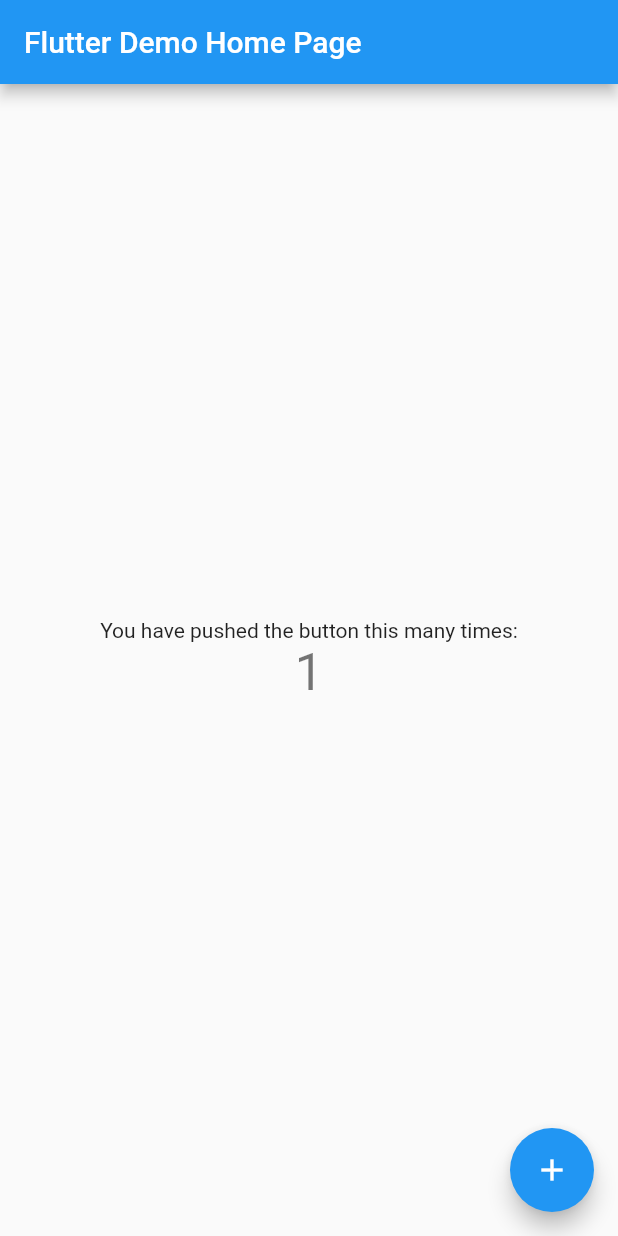
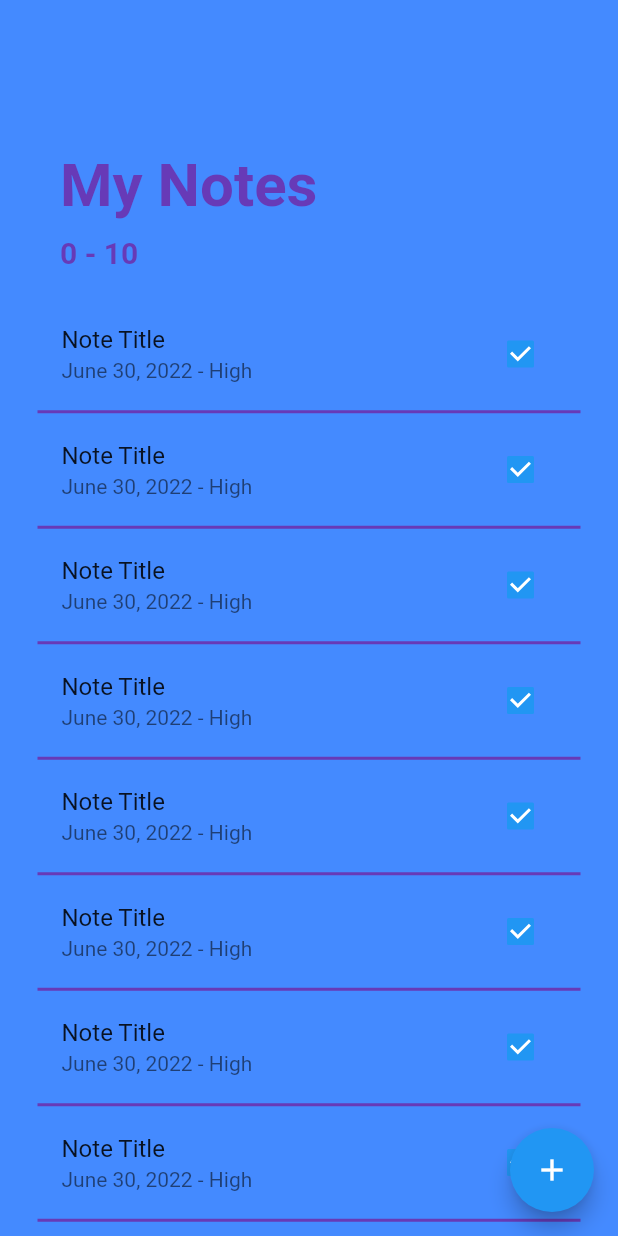
Before and after one commit to simonjv01/crud_sqlite_app, a Flutter app: the screen it shows after launch, after a tap on the "add" icon, on a phone screen of 412 x 824 dp. Run offline on Flutter 3.47's test engine with Material 2 defaults, Android fonts, the phone set to English and light mode, and no system bars.

Commit message:
created home_screen

```diff
--- a/lib/main.dart
+++ b/lib/main.dart
@@ -1,3 +1,4 @@
+import 'package:crud_sqlite_app/screens/home_screen.dart';
 import 'package:flutter/material.dart';
 
 void main() {
@@ -11,105 +12,12 @@ class MyApp extends StatelessWidget {
   @override
   Widget build(BuildContext context) {
     return MaterialApp(
-      title: 'Flutter Demo',
+      title: 'Flutter Todo List',
+      debugShowCheckedModeBanner: false,
       theme: ThemeData(
-        // This is the theme of your application.
-        //
-        // Try running your application with "flutter run". You'll see the
-        // application has a blue toolbar. Then, without quitting the app, try
-        // changing the primarySwatch below to Colors.green and then invoke
-        // "hot reload" (press "r" in the console where you ran "flutter run",
-        // or simply save your changes to "hot reload" in a Flutter IDE).
-        // Notice that the counter didn't reset back to zero; the application
-        // is not restarted.
         primarySwatch: Colors.blue,
       ),
-      home: const MyHomePage(title: 'Flutter Demo Home Page'),
+      home: const HomeScreen(),
     );
   }
 }
-
-class MyHomePage extends StatefulWidget {
-  const MyHomePage({Key? key, required this.title}) : super(key: key);
-
-  // This widget is the home page of your application. It is stateful, meaning
-  // that it has a State object (defined below) that contains fields that affect
-  // how it looks.
-
-  // This class is the configuration for the state. It holds the values (in this
-  // case the title) provided by the parent (in this case the App widget) and
-  // used by the build method of the State. Fields in a Widget subclass are
-  // always marked "final".
-
-  final String title;
-
-  @override
-  State<MyHomePage> createState() => _MyHomePageState();
-}
-
-class _MyHomePageState extends State<MyHomePage> {
-  int _counter = 0;
-
-  void _incrementCounter() {
-    setState(() {
-      // This call to setState tells the Flutter framework that something has
-      // changed in this State, which causes it to rerun the build method below
-      // so that the display can reflect the updated values. If we changed
-      // _counter without calling setState(), then the build method would not be
-      // called again, and so nothing would appear to happen.
-      _counter++;
-    });
-  }
-
-  @override
-  Widget build(BuildContext context) {
-    // This method is rerun every time setState is called, for instance as done
-    // by the _incrementCounter method above.
-    //
-    // The Flutter framework has been optimized to make rerunning build methods
-    // fast, so that you can just rebuild anything that needs updating rather
-    // than having to individually change instances of widgets.
-    return Scaffold(
-      appBar: AppBar(
-        // Here we take the value from the MyHomePage object that was created by
-        // the App.build method, and use it to set our appbar title.
-        title: Text(widget.title),
-      ),
-      body: Center(
-        // Center is a layout widget. It takes a single child and positions it
-        // in the middle of the parent.
-        child: Column(
-          // Column is also a layout widget. It takes a list of children and
-          // arranges them vertically. By default, it sizes itself to fit its
-          // children horizontally, and tries to be as tall as its parent.
-          //
-          // Invoke "debug painting" (press "p" in the console, choose the
-          // "Toggle Debug Paint" action from the Flutter Inspector in Android
-          // Studio, or the "Toggle Debug Paint" command in Visual Studio Code)
-          // to see the wireframe for each widget.
-          //
-          // Column has various properties to control how it sizes itself and
-          // how it positions its children. Here we use mainAxisAlignment to
-          // center the children vertically; the main axis here is the vertical
-          // axis because Columns are vertical (the cross axis would be
-          // horizontal).
-          mainAxisAlignment: MainAxisAlignment.center,
-          children: <Widget>[
-            const Text(
-              'You have pushed the button this many times:',
-            ),
-            Text(
-              '$_counter',
-              style: Theme.of(context).textTheme.headline4,
-            ),
-          ],
-        ),
-      ),
-      floatingActionButton: FloatingActionButton(
-        onPressed: _incrementCounter,
-        tooltip: 'Increment',
-        child: const Icon(Icons.add),
-      ), // This trailing comma makes auto-formatting nicer for build methods.
-    );
-  }
-}
--- /dev/null
+++ b/lib/screens/home_screen.dart
@@ -0,0 +1,80 @@
+import 'package:flutter/material.dart';
+
+class HomeScreen extends StatefulWidget {
+  const HomeScreen({Key? key}) : super(key: key);
+
+  @override
+  State<HomeScreen> createState() => _HomeScreenState();
+}
+
+class _HomeScreenState extends State<HomeScreen> {
+
+  Widget _buildNote(int index) {
+    return Padding(
+      padding: const EdgeInsets.symmetric(horizontal: 25.0),
+      child: Column(
+        children: <Widget>[
+      ListTile(
+        title: const Text('Note Title'),
+        subtitle: const Text('June 30, 2022 - High'),
+        trailing: Checkbox(
+        onChanged: (value){
+          print(value);
+        },
+        activeColor: Theme.of(context).primaryColor,
+        value: true,
+           ),
+       ),
+          const Divider(height: 5.0, color: Colors.deepPurple, thickness: 2.0,),
+        ],
+      ),
+      );
+  }
+
+  @override
+  Widget build(BuildContext context) {
+    return Scaffold(
+      backgroundColor: Colors.blueAccent,
+      floatingActionButton: FloatingActionButton(
+        backgroundColor: Theme.of(context).primaryColor,
+        onPressed: () {},
+        child: const Icon(Icons.add),
+      ),
+      body: ListView.builder(
+          padding: const EdgeInsets.symmetric(vertical: 80.0),
+          itemCount: 10,
+          itemBuilder: (BuildContext context, int index) {
+    if (index == 0) {
+    return Padding(
+    padding: const EdgeInsets.symmetric(horizontal: 40.0, vertical: 20.0),
+    child: Column(
+    crossAxisAlignment: CrossAxisAlignment.start,
+      children: const <Widget>[
+        Text(
+          'My Notes',
+          style: TextStyle(
+            color: Colors.deepPurple,
+            fontSize: 40.0,
+            fontWeight: FontWeight.bold,
+          ),
+        ),
+        SizedBox(height: 10.0,),
+        Text(
+          '0 - 10',
+          style: TextStyle(
+            color: Colors.deepPurple,
+            fontSize: 20.0,
+            fontWeight: FontWeight.w600,
+          ),
+        ),
+      ],
+    ),
+    );
+    }
+    return _buildNote(index);
+    }
+
+    ),
+    );
+  }
+}
--- a/pubspec.yaml
+++ b/pubspec.yaml
@@ -34,6 +34,9 @@ dependencies:
   # The following adds the Cupertino Icons font to your application.
   # Use with the CupertinoIcons class for iOS style icons.
   cupertino_icons: ^1.0.2
+  intl: ^0.17.0
+  sqflite: ^2.0.2+1
+  path_provider: ^2.0.11
 
 dev_dependencies:
   flutter_test:
```
Also changed, not shown: pubspec.lock.
